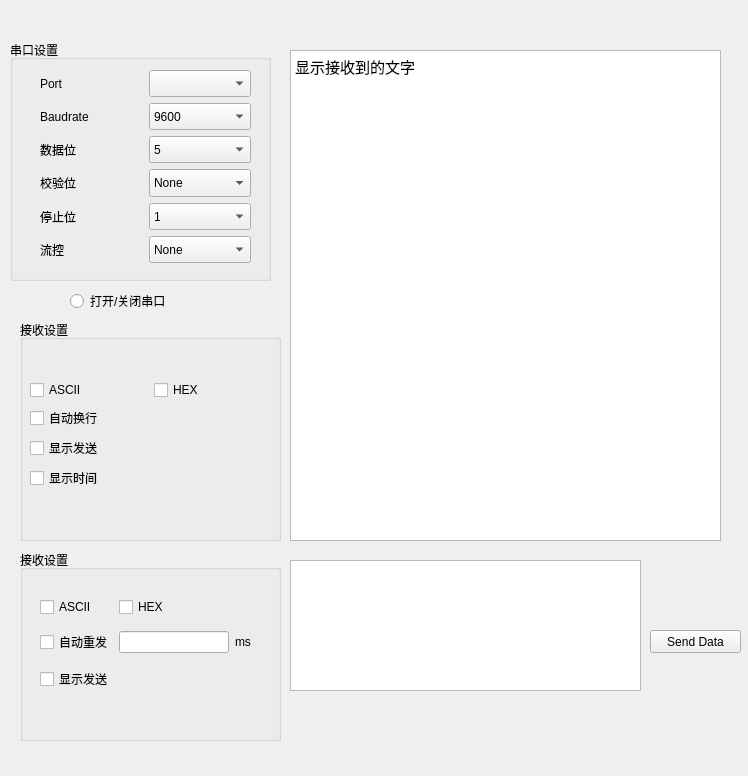
Above: Python_USB/SerialPort.ui from Shy1011/Python_Learning before the change. Below: the same form after it.
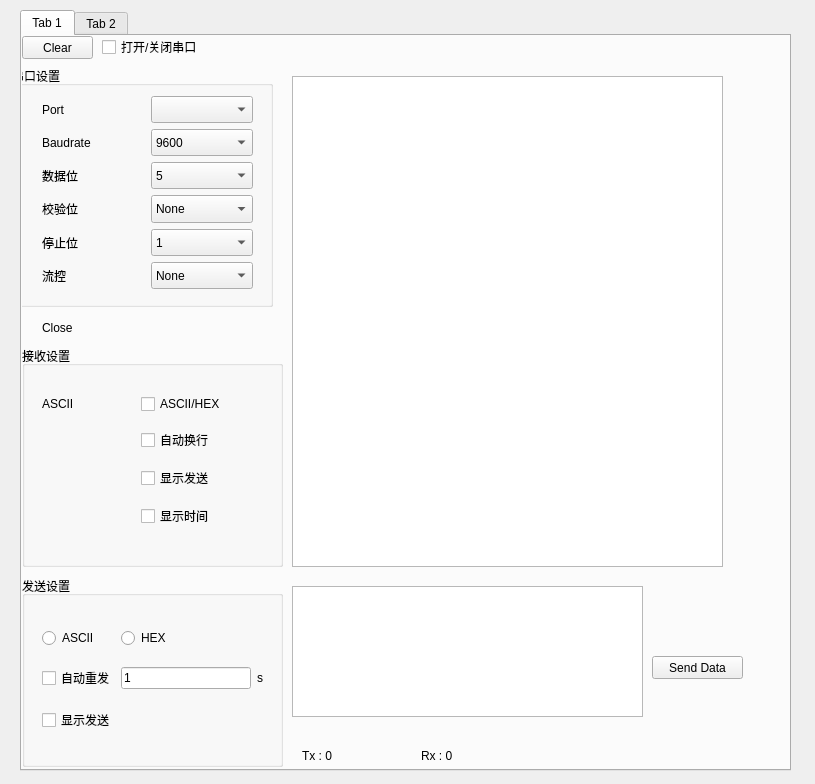
That is the form after the change. The open tabs and pages were chosen to show the change.

Patch:
```diff
--- a/Python_USB/SerialPort.ui
+++ b/Python_USB/SerialPort.ui
@@ -6,8 +6,8 @@
    <rect>
     <x>0</x>
     <y>0</y>
-    <width>748</width>
-    <height>776</height>
+    <width>815</width>
+    <height>784</height>
    </rect>
   </property>
   <property name="windowTitle">
@@ -17,11 +17,27 @@
    <string notr="true">font: 11pt &quot;MV Boli&quot;;
 font: 11pt &quot;楷体&quot;;</string>
   </property>
+  <widget class="QTabWidget" name="tabWidget">
+   <property name="geometry">
+    <rect>
+     <x>20</x>
+     <y>10</y>
+     <width>771</width>
+     <height>761</height>
+    </rect>
+   </property>
+   <property name="currentIndex">
+    <number>1</number>
+   </property>
+   <widget class="QWidget" name="tab">
+    <attribute name="title">
+     <string>Tab 1</string>
+    </attribute>
   <widget class="QGroupBox" name="groupBox">
    <property name="geometry">
     <rect>
-     <x>10</x>
-     <y>40</y>
+       <x>-10</x>
+       <y>30</y>
      <width>261</width>
      <height>241</height>
     </rect>
@@ -404,134 +420,47 @@
     </layout>
    </widget>
   </widget>
-  <widget class="QGroupBox" name="groupBox_2">
+    <widget class="QWidget" name="layoutWidget_2">
    <property name="geometry">
     <rect>
-     <x>20</x>
-     <y>320</y>
-     <width>261</width>
-     <height>221</height>
-    </rect>
-   </property>
-   <property name="title">
-    <string>接收设置</string>
-   </property>
-   <widget class="QWidget" name="layoutWidget">
-    <property name="geometry">
-     <rect>
-      <x>10</x>
-      <y>60</y>
-      <width>241</width>
-      <height>111</height>
-     </rect>
-    </property>
-    <layout class="QGridLayout" name="gridLayout">
-     <item row="0" column="0">
-      <widget class="QCheckBox" name="checkBox">
+       <x>280</x>
+       <y>710</y>
+       <width>231</width>
+       <height>20</height>
+      </rect>
+     </property>
+     <layout class="QHBoxLayout" name="horizontalLayout_7">
+      <item>
+       <widget class="QLabel" name="label_9">
        <property name="text">
-        <string>ASCII</string>
+         <string>Tx : 0</string>
        </property>
       </widget>
      </item>
-     <item row="0" column="1">
-      <widget class="QCheckBox" name="checkBox_2">
+      <item>
+       <widget class="QLabel" name="label_8">
        <property name="text">
-        <string>HEX</string>
-       </property>
-      </widget>
-     </item>
-     <item row="1" column="0">
-      <widget class="QCheckBox" name="checkBox_3">
-       <property name="text">
-        <string>自动换行</string>
-       </property>
-      </widget>
-     </item>
-     <item row="2" column="0">
-      <widget class="QCheckBox" name="checkBox_4">
-       <property name="text">
-        <string>显示发送</string>
-       </property>
-      </widget>
-     </item>
-     <item row="3" column="0">
-      <widget class="QCheckBox" name="checkBox_5">
-       <property name="text">
-        <string>显示时间</string>
+         <string>Rx : 0</string>
        </property>
       </widget>
      </item>
     </layout>
    </widget>
-  </widget>
-  <widget class="QGroupBox" name="groupBox_3">
+    <widget class="QTextEdit" name="textEdit">
    <property name="geometry">
     <rect>
-     <x>20</x>
+       <x>270</x>
      <y>550</y>
-     <width>261</width>
-     <height>191</height>
-    </rect>
-   </property>
-   <property name="title">
-    <string>接收设置</string>
-   </property>
-   <widget class="QWidget" name="layoutWidget_6">
-    <property name="geometry">
-     <rect>
-      <x>20</x>
-      <y>40</y>
-      <width>211</width>
-      <height>111</height>
-     </rect>
-    </property>
-    <layout class="QGridLayout" name="gridLayout_2">
-     <item row="1" column="0">
-      <widget class="QCheckBox" name="checkBox_8">
-       <property name="text">
-        <string>自动重发</string>
-       </property>
-      </widget>
-     </item>
-     <item row="1" column="1">
-      <widget class="QLineEdit" name="lineEdit"/>
-     </item>
-     <item row="2" column="0">
-      <widget class="QCheckBox" name="checkBox_9">
-       <property name="text">
-        <string>显示发送</string>
-       </property>
-      </widget>
-     </item>
-     <item row="0" column="0">
-      <widget class="QCheckBox" name="checkBox_6">
-       <property name="text">
-        <string>ASCII</string>
-       </property>
-      </widget>
-     </item>
-     <item row="0" column="1">
-      <widget class="QCheckBox" name="checkBox_7">
-       <property name="text">
-        <string>HEX</string>
-       </property>
-      </widget>
-     </item>
-     <item row="1" column="2">
-      <widget class="QLabel" name="label_7">
-       <property name="text">
-        <string>ms</string>
-       </property>
-      </widget>
-     </item>
-    </layout>
-   </widget>
+       <width>351</width>
+       <height>131</height>
+      </rect>
+     </property>
   </widget>
   <widget class="QTextBrowser" name="textBrowser">
    <property name="geometry">
     <rect>
-     <x>290</x>
-     <y>50</y>
+       <x>270</x>
+       <y>40</y>
      <width>431</width>
      <height>491</height>
     </rect>
@@ -541,27 +470,173 @@
 &lt;html&gt;&lt;head&gt;&lt;meta name=&quot;qrichtext&quot; content=&quot;1&quot; /&gt;&lt;style type=&quot;text/css&quot;&gt;
 p, li { white-space: pre-wrap; }
 &lt;/style&gt;&lt;/head&gt;&lt;body style=&quot; font-family:'楷体'; font-size:11pt; font-weight:400; font-style:normal;&quot;&gt;
-&lt;p style=&quot; margin-top:0px; margin-bottom:0px; margin-left:0px; margin-right:0px; -qt-block-indent:0; text-indent:0px;&quot;&gt;显示接收到的文字&lt;/p&gt;&lt;/body&gt;&lt;/html&gt;</string>
-   </property>
-  </widget>
+&lt;p style=&quot;-qt-paragraph-type:empty; margin-top:0px; margin-bottom:0px; margin-left:0px; margin-right:0px; -qt-block-indent:0; text-indent:0px;&quot;&gt;&lt;br /&gt;&lt;/p&gt;&lt;/body&gt;&lt;/html&gt;</string>
+     </property>
+    </widget>
+    <widget class="QGroupBox" name="groupBox_3">
+     <property name="geometry">
+      <rect>
+       <x>0</x>
+       <y>540</y>
+       <width>261</width>
+       <height>191</height>
+      </rect>
+     </property>
+     <property name="title">
+      <string>发送设置</string>
+     </property>
+     <widget class="QWidget" name="layoutWidget">
+      <property name="geometry">
+       <rect>
+        <x>20</x>
+        <y>40</y>
+        <width>221</width>
+        <height>131</height>
+       </rect>
+      </property>
+      <layout class="QGridLayout" name="gridLayout_2">
+       <item row="0" column="0">
   <widget class="QRadioButton" name="radioButton">
+         <property name="text">
+          <string>ASCII</string>
+         </property>
+        </widget>
+       </item>
+       <item row="0" column="1" colspan="2">
+        <widget class="QRadioButton" name="radioButton_2">
+         <property name="text">
+          <string>HEX</string>
+         </property>
+        </widget>
+       </item>
+       <item row="1" column="0">
+        <widget class="QCheckBox" name="checkBox_8">
+         <property name="text">
+          <string>自动重发</string>
+         </property>
+        </widget>
+       </item>
+       <item row="1" column="1">
+        <widget class="QLineEdit" name="lineEdit">
+         <property name="text">
+          <string>1</string>
+         </property>
+        </widget>
+       </item>
+       <item row="1" column="2">
+        <widget class="QLabel" name="label_7">
+         <property name="text">
+          <string>s</string>
+         </property>
+        </widget>
+       </item>
+       <item row="2" column="0">
+        <widget class="QCheckBox" name="checkBox_9">
+         <property name="text">
+          <string>显示发送</string>
+         </property>
+        </widget>
+       </item>
+      </layout>
+     </widget>
+    </widget>
+    <widget class="QPushButton" name="ClearData">
    <property name="geometry">
     <rect>
-     <x>70</x>
-     <y>290</y>
-     <width>161</width>
-     <height>22</height>
+       <x>0</x>
+       <y>0</y>
+       <width>71</width>
+       <height>23</height>
     </rect>
    </property>
    <property name="text">
-    <string>打开/关闭串口</string>
-   </property>
-  </widget>
+      <string>Clear</string>
+     </property>
+    </widget>
+    <widget class="QWidget" name="layoutWidget_3">
+     <property name="geometry">
+      <rect>
+       <x>20</x>
+       <y>280</y>
+       <width>201</width>
+       <height>24</height>
+      </rect>
+     </property>
+     <layout class="QHBoxLayout" name="horizontalLayout_8">
+      <item>
+       <widget class="QLabel" name="label_10">
+        <property name="text">
+         <string>Close</string>
+        </property>
+       </widget>
+      </item>
+     </layout>
+    </widget>
+    <widget class="QGroupBox" name="groupBox_2">
+     <property name="geometry">
+      <rect>
+       <x>0</x>
+       <y>310</y>
+       <width>261</width>
+       <height>221</height>
+      </rect>
+     </property>
+     <property name="title">
+      <string>接收设置</string>
+     </property>
+     <widget class="QWidget" name="layoutWidget_4">
+      <property name="geometry">
+       <rect>
+        <x>20</x>
+        <y>40</y>
+        <width>191</width>
+        <height>151</height>
+       </rect>
+      </property>
+      <layout class="QGridLayout" name="gridLayout">
+       <item row="3" column="1">
+        <widget class="QCheckBox" name="checkBox_5">
+         <property name="text">
+          <string>显示时间</string>
+         </property>
+        </widget>
+       </item>
+       <item row="2" column="1">
+        <widget class="QCheckBox" name="checkBox_4">
+         <property name="text">
+          <string>显示发送</string>
+         </property>
+        </widget>
+       </item>
+       <item row="0" column="0">
+        <widget class="QLabel" name="label_11">
+         <property name="text">
+          <string>ASCII</string>
+         </property>
+        </widget>
+       </item>
+       <item row="0" column="1">
+        <widget class="QCheckBox" name="checkBox_2">
+         <property name="text">
+          <string>ASCII/HEX</string>
+         </property>
+        </widget>
+       </item>
+       <item row="1" column="1">
+        <widget class="QCheckBox" name="checkBox_3">
+         <property name="text">
+          <string>自动换行</string>
+         </property>
+        </widget>
+       </item>
+      </layout>
+     </widget>
+    </widget>
   <widget class="QPushButton" name="sendData">
    <property name="geometry">
     <rect>
-     <x>650</x>
-     <y>630</y>
+       <x>630</x>
+       <y>620</y>
      <width>91</width>
      <height>23</height>
     </rect>
@@ -570,15 +645,51 @@
     <string>Send Data</string>
    </property>
   </widget>
-  <widget class="QTextEdit" name="textEdit">
+    <widget class="QCheckBox" name="checkBox">
    <property name="geometry">
     <rect>
-     <x>290</x>
-     <y>560</y>
-     <width>351</width>
-     <height>131</height>
-    </rect>
-   </property>
+       <x>80</x>
+       <y>0</y>
+       <width>141</width>
+       <height>22</height>
+      </rect>
+     </property>
+     <property name="text">
+      <string>打开/关闭串口</string>
+     </property>
+    </widget>
+   </widget>
+   <widget class="QWidget" name="tab_2">
+    <attribute name="title">
+     <string>Tab 2</string>
+    </attribute>
+    <widget class="QLabel" name="label_12">
+     <property name="geometry">
+      <rect>
+       <x>50</x>
+       <y>80</y>
+       <width>54</width>
+       <height>12</height>
+      </rect>
+     </property>
+     <property name="text">
+      <string>Relay</string>
+     </property>
+    </widget>
+    <widget class="QLabel" name="label_13">
+     <property name="geometry">
+      <rect>
+       <x>50</x>
+       <y>110</y>
+       <width>54</width>
+       <height>12</height>
+      </rect>
+     </property>
+     <property name="text">
+      <string>Test</string>
+     </property>
+    </widget>
+   </widget>
   </widget>
  </widget>
  <resources/>
```
Lines whose indentation alone changed are shown as unchanged.
